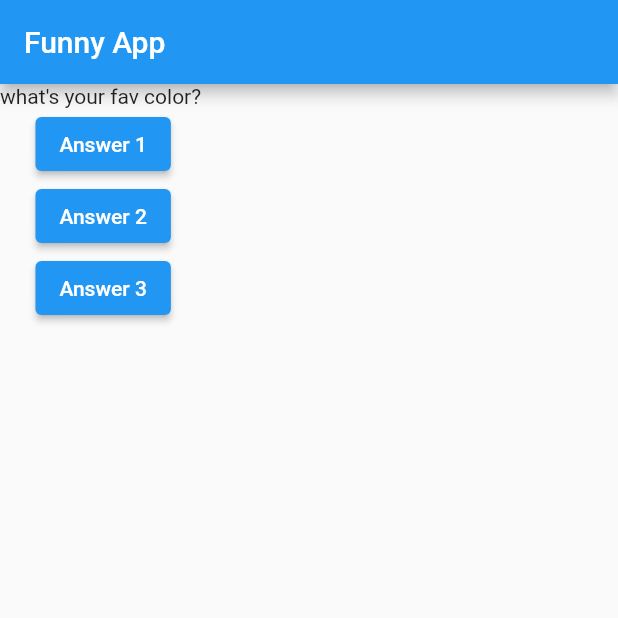
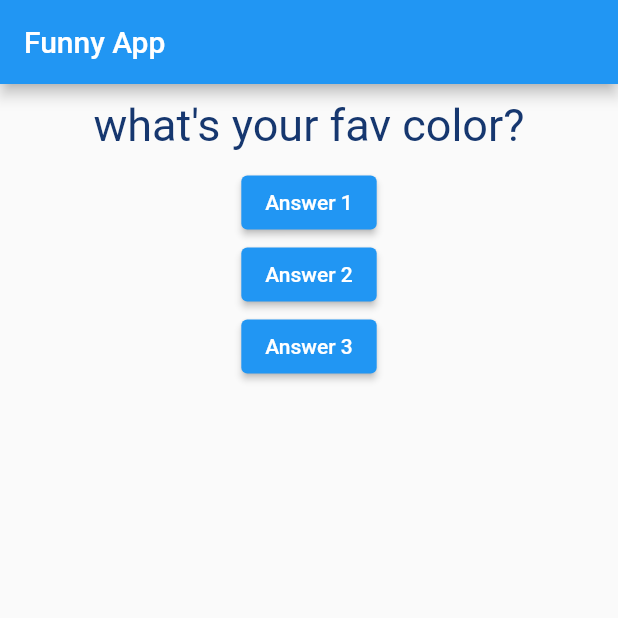
Before and after one commit to Tota6/quiz_app, a Flutter app: the screen it shows after launch, on a phone screen of 412 x 824 dp, the top half of it. Run offline on Flutter 3.47's test engine with Material 2 defaults, Android fonts, the phone set to English and light mode, and no system bars.

Commit message:
question class creation and clean code of main

```diff
--- a/lib/main.dart
+++ b/lib/main.dart
@@ -1,6 +1,7 @@
 // ignore_for_file: must_be_immutable, use_key_in_widget_constructors, deprecated_member_use
 
 import 'package:flutter/material.dart';
+import './questions.dart';
 
 void main() => runApp(MyApp());
 
@@ -34,7 +35,7 @@ class _MyAppState extends State<MyApp> {
         title: const Text("Funny App"),
       ),
       body: Column(children: [
-        Text(questions[_quesionIndex]),
+        Question(questions[_quesionIndex]),
         ElevatedButton(
           onPressed: answerQuestions,
           child: const Text('Answer 1'),
--- /dev/null
+++ b/lib/questions.dart
@@ -0,0 +1,23 @@
+import 'package:flutter/cupertino.dart';
+import 'package:flutter/src/foundation/key.dart';
+import 'package:flutter/src/widgets/framework.dart';
+
+import 'package:flutter/material.dart';
+
+class Question extends StatelessWidget {
+  final String questionText;
+
+  const Question(this.questionText);
+  @override
+  Widget build(BuildContext context) {
+    return Container(
+        width: double.infinity,
+        margin: const EdgeInsets.all(10),
+        child: Text(
+          questionText,
+          style: const TextStyle(
+              fontSize: 30, color: Color.fromARGB(255, 22, 55, 111)),
+          textAlign: TextAlign.center,
+        ));
+  }
+}
```
